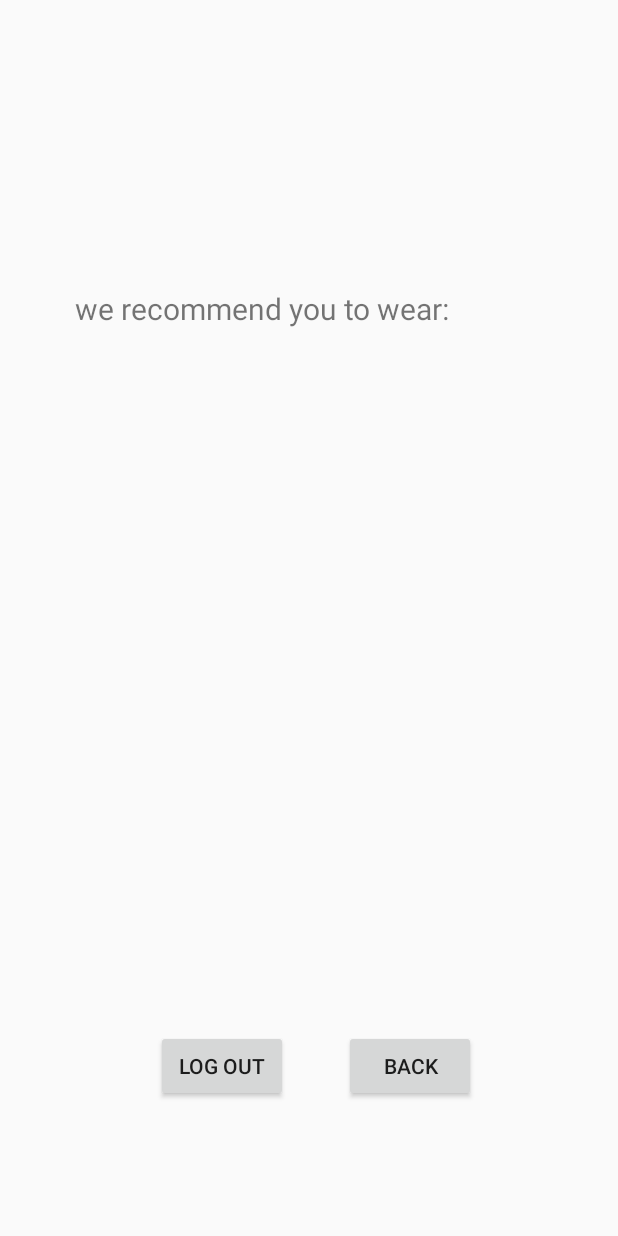
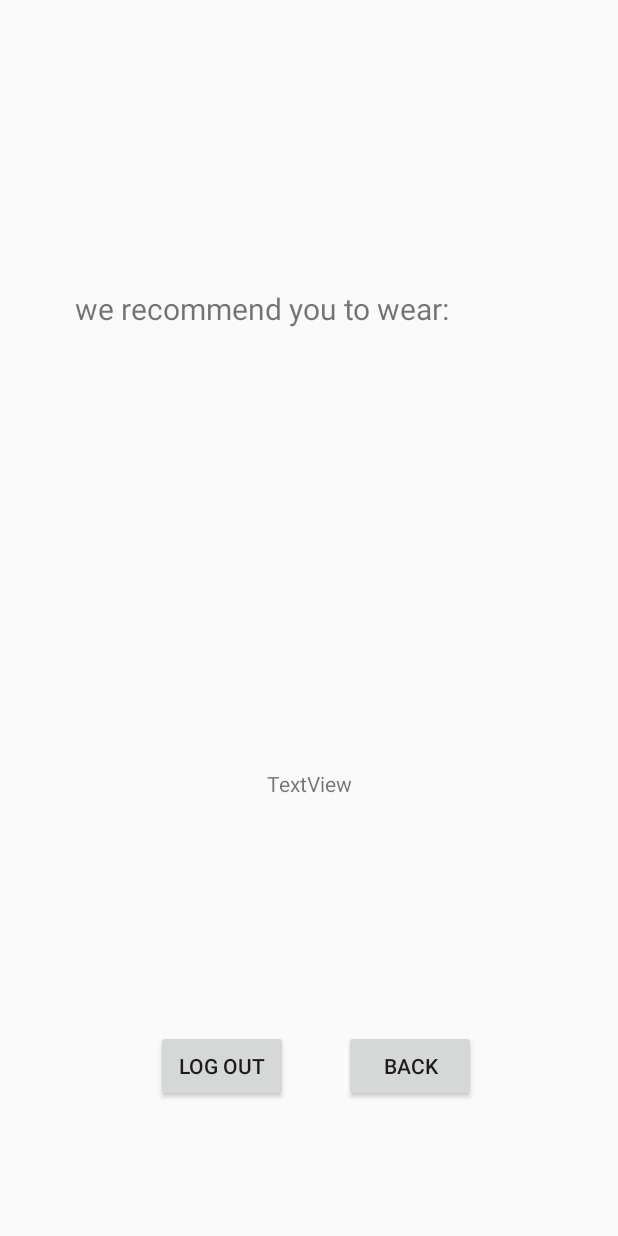
Before and after one commit to ilaishabtai/YudB2023, an Android app: the screen it shows after launch once a user with an empty profile is signed in (FitRecActivity), after a tap on "FITREC", on a phone screen of 412 x 824 dp. Run offline under Robolectric (Android 15) with nearby library versions, the phone set to English and light mode, and no system bars; our stand-ins replace Firebase (no records; nobody signed in at launch, a user with empty details on screens opened directly).

Commit message:
final weather service + gps + fitRec + real time data base + tts - no working

```diff
--- a/app/build.gradle.kts
+++ b/app/build.gradle.kts
@@ -49,6 +49,7 @@ dependencies {
     implementation("androidx.constraintlayout:constraintlayout:2.1.4")
     implementation("androidx.activity:activity:1.8.0")
     implementation("com.google.firebase:firebase-auth:22.3.1")
+    implementation("com.google.firebase:firebase-firestore:24.11.0")
     testImplementation("junit:junit:4.13.2")
     androidTestImplementation("androidx.test.ext:junit:1.1.5")
     androidTestImplementation("androidx.test.espresso:espresso-core:3.5.1")
--- a/app/src/main/java/com/example/myapplication/FitRecActivity.java
+++ b/app/src/main/java/com/example/myapplication/FitRecActivity.java
@@ -2,7 +2,9 @@ package com.example.myapplication;
 
 import android.content.Intent;
 import android.os.Bundle;
+import android.speech.tts.TextToSpeech;
 import android.view.View;
+import android.widget.TextView;
 
 import androidx.activity.EdgeToEdge;
 import androidx.appcompat.app.AppCompatActivity;
@@ -11,9 +13,16 @@ import androidx.core.view.ViewCompat;
 import androidx.core.view.WindowInsetsCompat;
 
 import com.google.firebase.auth.FirebaseAuth;
+import com.google.firebase.firestore.DocumentSnapshot;
+import com.google.firebase.firestore.FirebaseFirestore;
+
+import java.util.Map;
+import java.util.Random;
 
 public class FitRecActivity extends AppCompatActivity {
-
+    FirebaseFirestore db = FirebaseFirestore.getInstance();
+    private TextToSpeech textToSpeech;
+    private TextView recommendationTv;
     @Override
     protected void onCreate(Bundle savedInstanceState) {
         super.onCreate(savedInstanceState);
@@ -23,7 +32,56 @@ public class FitRecActivity extends AppCompatActivity {
             Insets systemBars = insets.getInsets(WindowInsetsCompat.Type.systemBars());
             v.setPadding(systemBars.left, systemBars.top, systemBars.right, systemBars.bottom);
             return insets;
+
         });
+        textToSpeech=new TextToSpeech(this,listner->{});
+        recommendationTv=findViewById(R.id.RecommendationTv);
+        recommendationTv.setOnClickListener(view->{
+
+            textToSpeech.speak(recommendationTv.getText().toString(),TextToSpeech.QUEUE_FLUSH,null);
+        });
+        Intent intent = getIntent();
+        if(intent!=null) {
+            int recived = intent.getIntExtra("Temp",0);
+            try {
+                String range = translateToRange(recived);
+                getRecommendation(range);
+            }catch (Exception e){
+                recommendationTv.setText(e.getMessage());
+            }
+        }
+
+    }
+    public String translateToRange(int number) {
+        int lowerBound = (number / 10) * 10;
+        int upperBound = lowerBound + 10;
+        return lowerBound + "-" + upperBound;
+    }
+    public void getRecommendation(String temp)
+    {
+        db.collection("clothes").document(temp).get().addOnCompleteListener(task->{
+            DocumentSnapshot documentSnapshot= task.getResult();
+            if(documentSnapshot.exists())
+            {
+                Map<String,Object> data = documentSnapshot.getData();
+                if(data!=null && !data.isEmpty())
+                {
+                    Random random = new Random();
+                    int randomIndex= random.nextInt(data.size());
+                    Object randomValue= data.get(String.valueOf(randomIndex));
+                    if(randomValue!=null)
+                    {
+                        recommendationTv.setText(randomValue.toString());
+                    }
+                    else
+                    {
+                        recommendationTv.setText("Error");
+                    }
+
+                }
+            }
+        });
+
     }
     public void logout(View view) {
         FirebaseAuth.getInstance().signOut();
--- a/app/src/main/java/com/example/myapplication/MainActivity.java
+++ b/app/src/main/java/com/example/myapplication/MainActivity.java
@@ -41,6 +41,7 @@ public class MainActivity extends AppCompatActivity {
     double lon = 37.8232036; //ערך לדוגמא עד להגדרת המשתנה לפי מיקום
     double lat = 32.96957; //ערך לדוגמא עד להגדרת המשתנה לפי מיקום
 
+    int Temp = 0;
     @Override
     protected void onCreate(Bundle savedInstanceState) {
         super.onCreate(savedInstanceState);
@@ -69,6 +70,7 @@ public class MainActivity extends AppCompatActivity {
                if (response.isSuccessful()) {
                   WeatherData weatherResponse = response.body();
                   if (weatherResponse != null) {
+                      Temp=((int) WeatherUtils.kelvinToCelsius(weatherResponse.getMain().getFeels_like()));
                       // Handle weather data here
                       String feels_like = String.valueOf(((int) WeatherUtils.kelvinToCelsius(weatherResponse.getMain().getFeels_like())));
                       String city = weatherResponse.getName();
@@ -130,6 +132,8 @@ public class MainActivity extends AppCompatActivity {
        finish();
     }
     public void fitRec(View view) {
+        Intent intent= new Intent(this,FitRecActivity.class);
+        intent.putExtra("Temp",Temp);
         startActivity(new Intent(this, FitRecActivity.class));
         finish();
     }
--- a/app/src/main/res/layout/activity_fit_rec.xml
+++ b/app/src/main/res/layout/activity_fit_rec.xml
@@ -44,4 +44,14 @@
         app:layout_constraintStart_toStartOf="parent"
         app:layout_constraintTop_toTopOf="parent"
         app:layout_constraintVertical_bias="0.885" />
+
+    <TextView
+        android:id="@+id/RecommendationTv"
+        android:layout_width="wrap_content"
+        android:layout_height="wrap_content"
+        android:text="TextView"
+        app:layout_constraintBottom_toBottomOf="parent"
+        app:layout_constraintEnd_toEndOf="parent"
+        app:layout_constraintStart_toStartOf="parent"
+        app:layout_constraintTop_toBottomOf="@+id/firRecTitleTv" />
 </androidx.constraintlayout.widget.ConstraintLayout>
```
